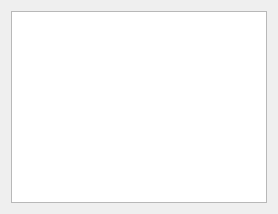
This is rqt_py_console/src/rqt_py_console/py_console_widget.ui in ros-visualization/rqt as Qt 5 draws it before an edit. The edited form follows.
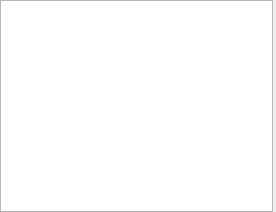
This is the edited form. Custom widgets are drawn as their Qt base class.

Commit message: py_console: use the same rqt widget for all consoles to avoid new windows placement on switching

Diff of the .ui file:
```diff
--- a/rqt_py_console/src/rqt_py_console/py_console_widget.ui
+++ b/rqt_py_console/src/rqt_py_console/py_console_widget.ui
@@ -2,12 +2,38 @@
 <ui version="4.0">
  <class>PyConsole</class>
  <widget class="QWidget" name="PyConsole">
+  <property name="geometry">
+   <rect>
+    <x>0</x>
+    <y>0</y>
+    <width>276</width>
+    <height>212</height>
+   </rect>
+  </property>
   <property name="windowTitle">
    <string>PyConsole</string>
   </property>
   <layout class="QVBoxLayout" name="_2">
+   <property name="spacing">
+    <number>0</number>
+   </property>
+   <property name="leftMargin">
+    <number>0</number>
+   </property>
+   <property name="topMargin">
+    <number>0</number>
+   </property>
+   <property name="rightMargin">
+    <number>3</number>
+   </property>
+   <property name="bottomMargin">
+    <number>0</number>
+   </property>
    <item>
     <layout class="QHBoxLayout" name="header_layout">
+     <property name="spacing">
+      <number>0</number>
+     </property>
      <item>
       <widget class="PyConsoleTextEdit" name="py_console"/>
      </item>
```
The commit also changes 1 other file.
